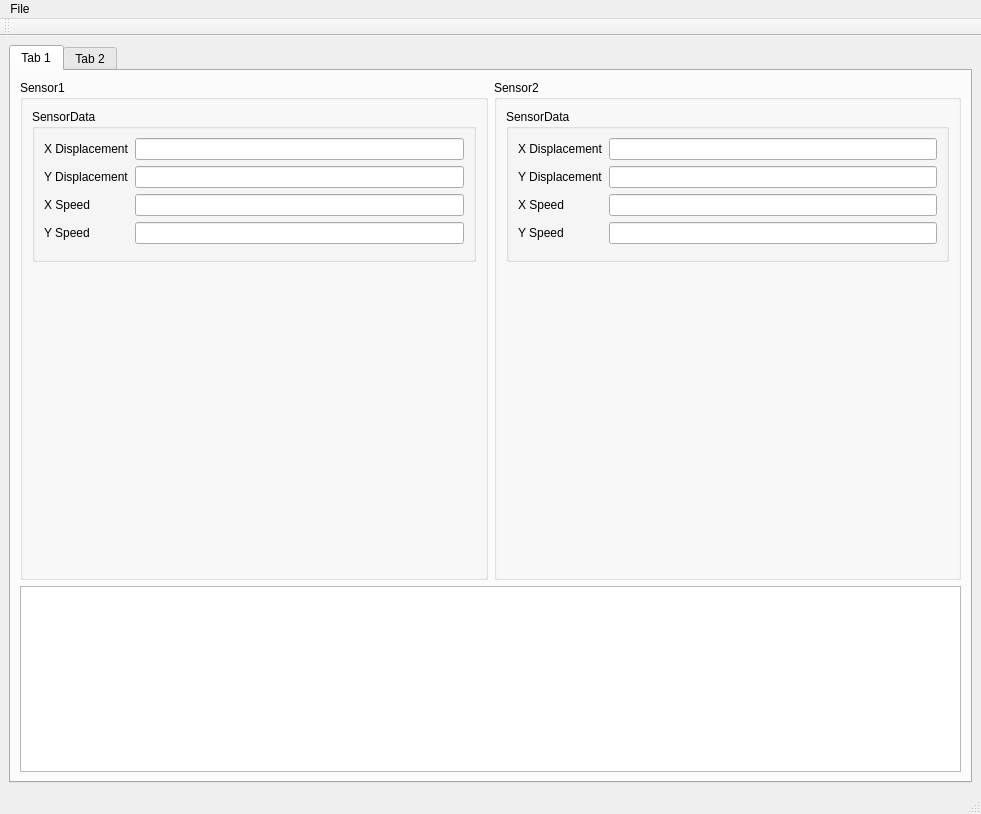
First picture: the form in src/nxt_qt/ui/mousemonitor_window.ui, repository Smart-Minotaur/nxt_minotaur, before the edit.
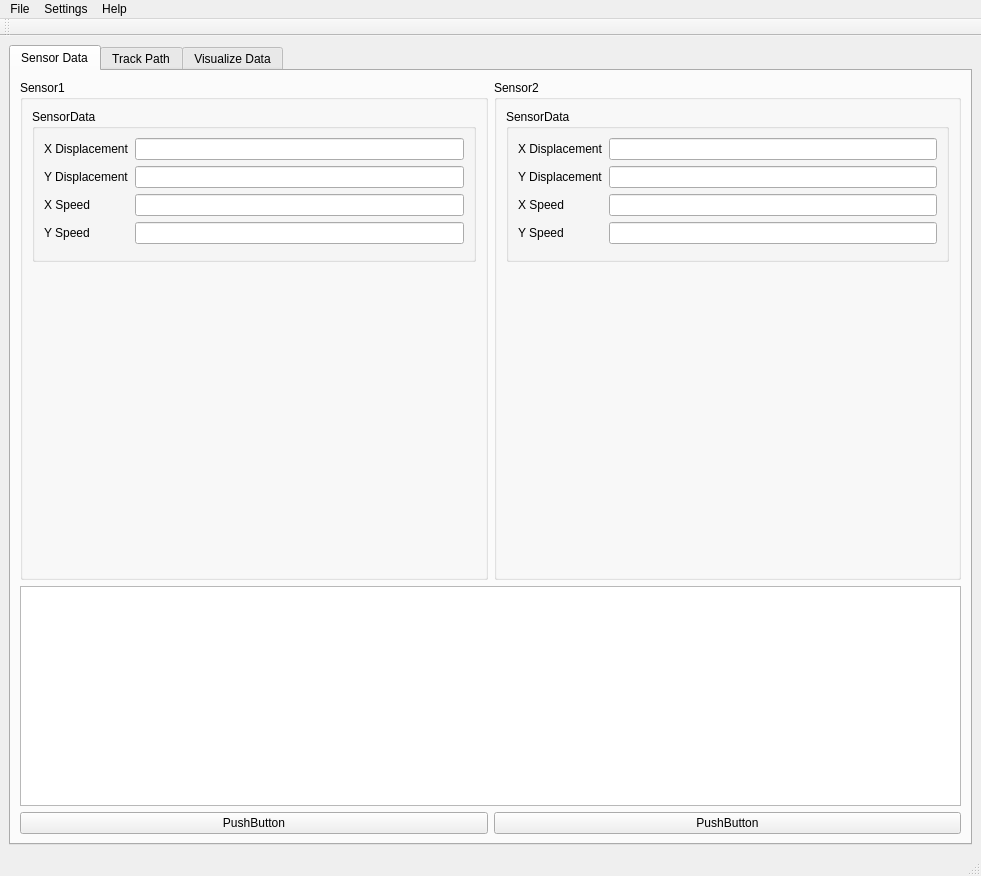
Second picture: the form after the edit.

Commit message: Added new gui files and added separate messages for the sensors.

Patch:
```diff
--- a/src/nxt_qt/ui/mousemonitor_window.ui
+++ b/src/nxt_qt/ui/mousemonitor_window.ui
@@ -7,7 +7,7 @@
     <x>0</x>
     <y>0</y>
     <width>981</width>
-    <height>814</height>
+    <height>876</height>
    </rect>
   </property>
   <property name="windowTitle">
@@ -28,7 +28,7 @@
       </property>
       <widget class="QWidget" name="tab">
        <attribute name="title">
-        <string>Tab 1</string>
+        <string>Sensor Data</string>
        </attribute>
        <layout class="QVBoxLayout" name="verticalLayout">
         <item>
@@ -186,13 +186,40 @@
         <item>
          <widget class="QTableWidget" name="tableWidget"/>
         </item>
+        <item>
+         <layout class="QHBoxLayout" name="horizontalLayout_2">
+          <item>
+           <widget class="QPushButton" name="pushButton_2">
+            <property name="text">
+             <string>PushButton</string>
+            </property>
+           </widget>
+          </item>
+          <item>
+           <widget class="QPushButton" name="pushButton">
+            <property name="text">
+             <string>PushButton</string>
+            </property>
+           </widget>
+          </item>
+         </layout>
+        </item>
        </layout>
       </widget>
       <widget class="QWidget" name="tab_2">
        <attribute name="title">
-        <string>Tab 2</string>
+        <string>Track Path</string>
        </attribute>
-       <layout class="QHBoxLayout" name="horizontalLayout_3"/>
+       <layout class="QHBoxLayout" name="horizontalLayout_3">
+        <item>
+         <layout class="QVBoxLayout" name="verticalLayout_2"/>
+        </item>
+       </layout>
+      </widget>
+      <widget class="QWidget" name="VisualizeDataTab">
+       <attribute name="title">
+        <string>Visualize Data</string>
+       </attribute>
       </widget>
      </widget>
     </item>
@@ -212,7 +239,20 @@
      <string>File</string>
     </property>
    </widget>
+   <widget class="QMenu" name="menuSettings">
+    <property name="title">
+     <string>Settings</string>
+    </property>
+    <addaction name="actionRobotik"/>
+   </widget>
+   <widget class="QMenu" name="menuHelp">
+    <property name="title">
+     <string>Help</string>
+    </property>
+   </widget>
    <addaction name="menuFile"/>
+   <addaction name="menuSettings"/>
+   <addaction name="menuHelp"/>
   </widget>
   <widget class="QStatusBar" name="statusbar"/>
   <widget class="QToolBar" name="toolBar">
```
Left out of the diff: 30 changed lines with no effect on the pictures. The commit also changes 13 other files.
